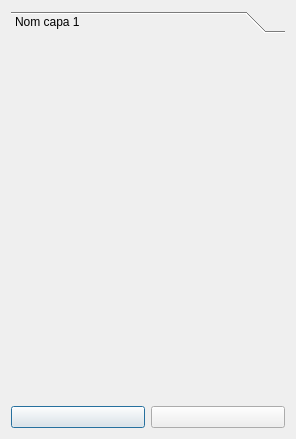
Before: the Qt Designer form ui/info_plus_dialog.ui in psigcat/infoplus, drawn with Qt 5.
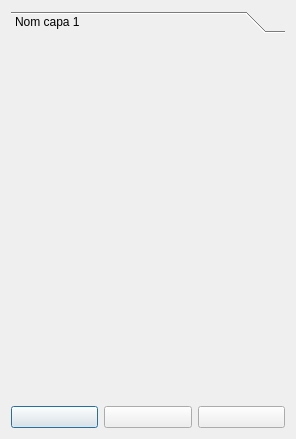
After: the same form once the commit is applied.

Commit message: parametrize rectangle action parametrize pan, zoom and open form buttons

Diff of the .ui file:
```diff
--- a/ui/info_plus_dialog.ui
+++ b/ui/info_plus_dialog.ui
@@ -50,6 +50,13 @@
        </property>
       </widget>
      </item>
+     <item>
+      <widget class="QPushButton" name="form_PButton">
+       <property name="text">
+        <string/>
+       </property>
+      </widget>
+     </item>
     </layout>
    </item>
   </layout>
```
Left out of the diff: 2 changed lines with no effect on the pictures. The commit also changes 6 other files.
